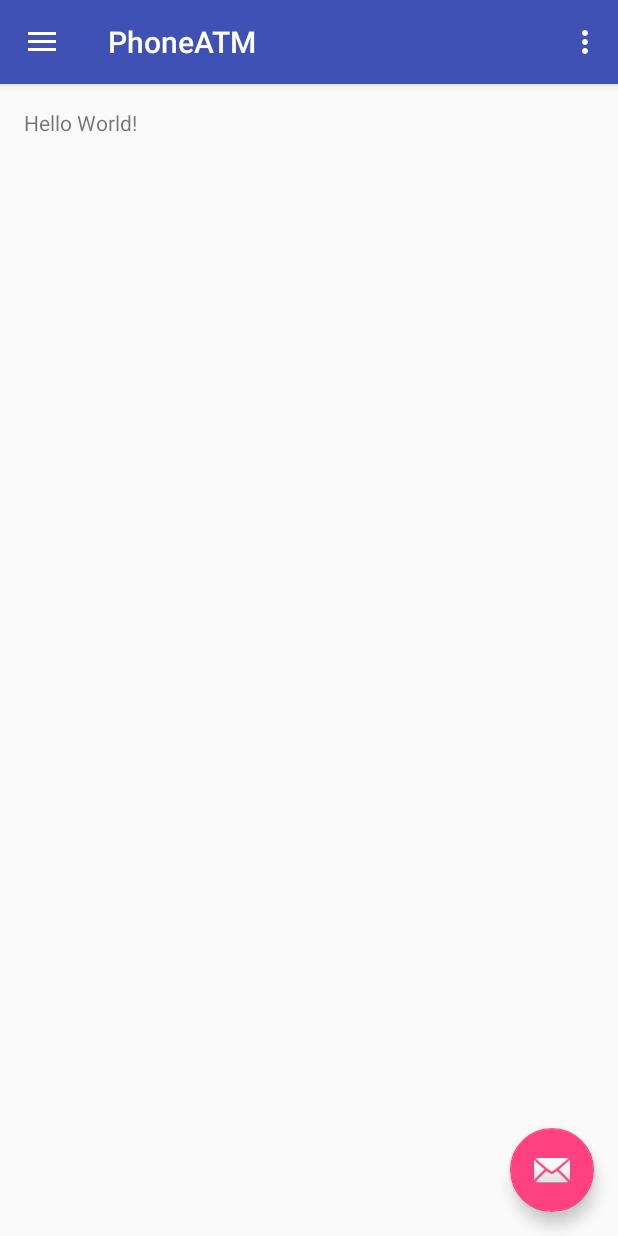
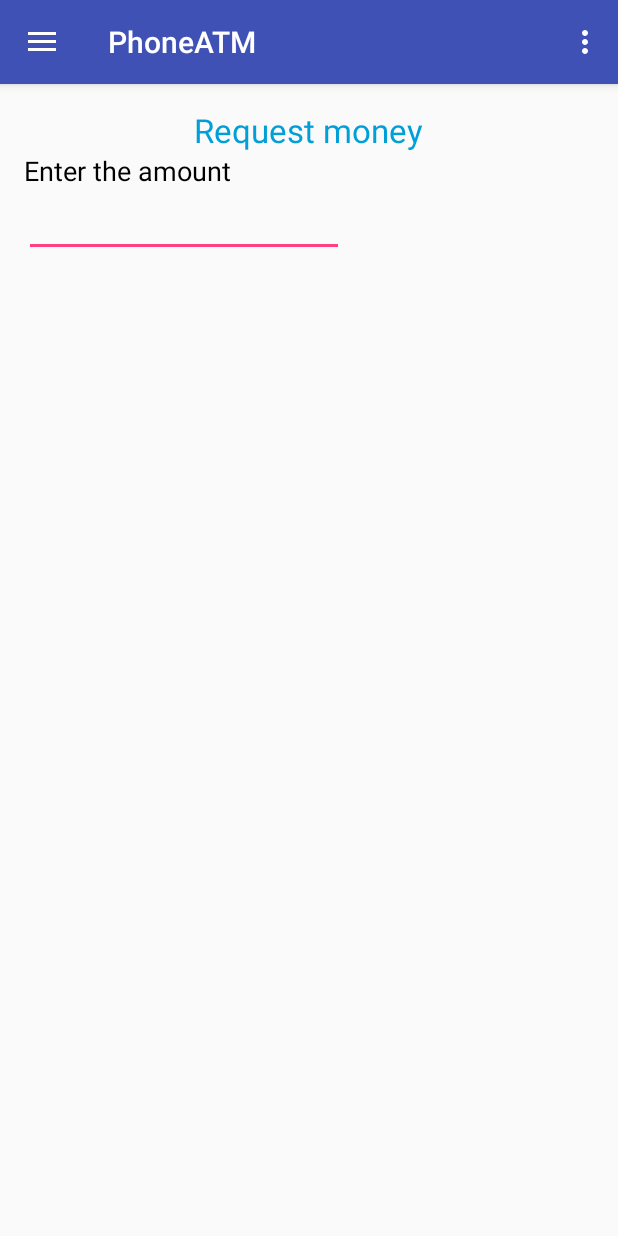
Before and after one commit to siddharthshah52/PhoneATM, an Android app: the screen it shows after launch (MainActivity), on a phone screen of 412 x 824 dp. Run offline under Robolectric (Android 15) with nearby library versions, the phone set to English and light mode, and no system bars.

Commit message:
MainActivity and MapActivity

```diff
--- a/app/build.gradle
+++ b/app/build.gradle
@@ -20,8 +20,9 @@ android {
 }
 
 dependencies {
-    compile fileTree(dir: 'libs', include: ['*.jar'])
+    compile fileTree(include: ['*.jar'], dir: 'libs')
     testCompile 'junit:junit:4.12'
     compile 'com.android.support:appcompat-v7:23.4.0'
     compile 'com.android.support:design:23.4.0'
+    compile 'com.google.android.gms:play-services:9.0.2'
 }
--- a/app/src/main/java/com/hackathon/shasiddh/phoneatm/MainActivity.java
+++ b/app/src/main/java/com/hackathon/shasiddh/phoneatm/MainActivity.java
@@ -3,6 +3,7 @@ package com.hackathon.shasiddh.phoneatm;
 import android.os.Bundle;
 import android.support.design.widget.FloatingActionButton;
 import android.support.design.widget.Snackbar;
+import android.view.KeyEvent;
 import android.view.View;
 import android.support.design.widget.NavigationView;
 import android.support.v4.view.GravityCompat;
@@ -12,6 +13,7 @@ import android.support.v7.app.AppCompatActivity;
 import android.support.v7.widget.Toolbar;
 import android.view.Menu;
 import android.view.MenuItem;
+import android.widget.EditText;
 
 public class MainActivity extends AppCompatActivity
         implements NavigationView.OnNavigationItemSelectedListener {
@@ -23,15 +25,6 @@ public class MainActivity extends AppCompatActivity
         Toolbar toolbar = (Toolbar) findViewById(R.id.toolbar);
         setSupportActionBar(toolbar);
 
-        FloatingActionButton fab = (FloatingActionButton) findViewById(R.id.fab);
-        fab.setOnClickListener(new View.OnClickListener() {
-            @Override
-            public void onClick(View view) {
-                Snackbar.make(view, "Replace with your own action", Snackbar.LENGTH_LONG)
-                        .setAction("Action", null).show();
-            }
-        });
-
         DrawerLayout drawer = (DrawerLayout) findViewById(R.id.drawer_layout);
         ActionBarDrawerToggle toggle = new ActionBarDrawerToggle(
                 this, drawer, toolbar, R.string.navigation_drawer_open, R.string.navigation_drawer_close);
@@ -40,6 +33,17 @@ public class MainActivity extends AppCompatActivity
 
         NavigationView navigationView = (NavigationView) findViewById(R.id.nav_view);
         navigationView.setNavigationItemSelectedListener(this);
+
+        EditText editText = (EditText) findViewById(R.id.amount);
+        editText.setOnKeyListener(new View.OnKeyListener() {
+            @Override
+            public boolean onKey(View v, int keyCode, KeyEvent event) {
+                if (keyCode == event.KEYCODE_ENTER) {
+                    //Map Activity
+                }
+                return false;
+            }
+        });
     }
 
     @Override
--- a/app/src/main/res/layout/app_bar_main.xml
+++ b/app/src/main/res/layout/app_bar_main.xml
@@ -23,12 +23,4 @@
 
     <include layout="@layout/content_main" />
 
-    <android.support.design.widget.FloatingActionButton
-        android:id="@+id/fab"
-        android:layout_width="wrap_content"
-        android:layout_height="wrap_content"
-        android:layout_gravity="bottom|end"
-        android:layout_margin="@dimen/fab_margin"
-        android:src="@android:drawable/ic_dialog_email" />
-
 </android.support.design.widget.CoordinatorLayout>
--- a/app/src/main/res/layout/content_main.xml
+++ b/app/src/main/res/layout/content_main.xml
@@ -10,10 +10,41 @@
     android:paddingTop="@dimen/activity_vertical_margin"
     app:layout_behavior="@string/appbar_scrolling_view_behavior"
     tools:context="com.hackathon.shasiddh.phoneatm.MainActivity"
-    tools:showIn="@layout/app_bar_main">
+    tools:showIn="@layout/activity_main"
+    android:clickable="false">
+    <TextView
+        android:layout_width="wrap_content"
+        android:layout_height="wrap_content"
+        android:layout_centerInParent="true"
+        android:textAppearance="?android:attr/textAppearanceLarge"
+        android:text="Request money"
+        android:id="@+id/textView"
+        android:layout_alignParentTop="true"
+        android:autoText="false"
+        android:textColor="#019fd7"
+        android:singleLine="false" />
 
     <TextView
         android:layout_width="wrap_content"
         android:layout_height="wrap_content"
-        android:text="Hello World!" />
+        android:layout_centerInParent="true"
+        android:textAppearance="?android:attr/textAppearanceMedium"
+        android:text="Enter the amount"
+        android:id="@+id/textView2"
+        android:layout_alignParentLeft="true"
+        android:layout_alignParentStart="true"
+        android:layout_below="@+id/textView"
+        android:textColor="#000000" />
+
+    <EditText
+        android:layout_width="wrap_content"
+        android:layout_height="wrap_content"
+        android:layout_centerInParent="true"
+        android:inputType="numberDecimal"
+        android:ems="10"
+        android:id="@+id/amount"
+        android:layout_below="@+id/textView2"
+        android:layout_alignParentLeft="true"
+        android:layout_alignParentStart="true" />
+
 </RelativeLayout>
```
Also changed, not shown: app/src/main/AndroidManifest.xml (+7 -1 lines), app/src/main/java/com/hackathon/shasiddh/phoneatm/MapActivity.java (added, +73 -0 lines), app/src/main/res/layout/activity_map.xml (added, +12 -0 lines).
